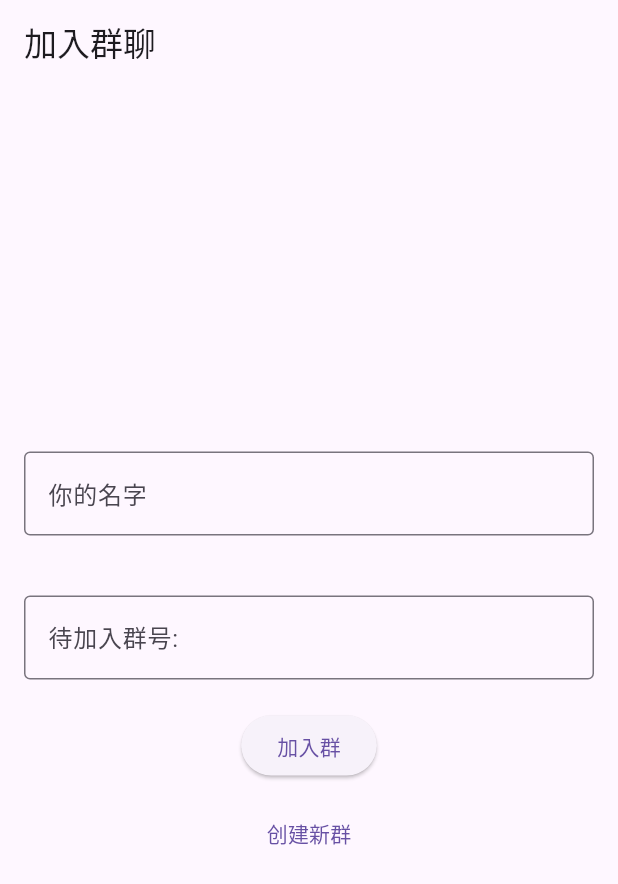
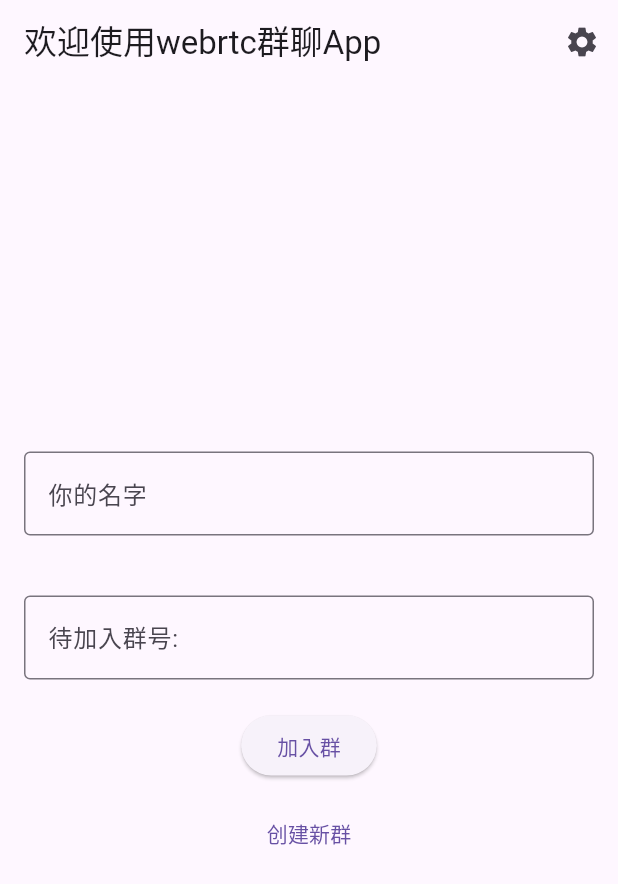
Before and after one commit to einyboycode/flutter_webrtc_group_chat, a Flutter app: the screen it shows after launch, on a phone screen of 412 x 824 dp. Shown: the top 884 px of the screen. Run offline on Flutter 3.47's test engine with Material 3 defaults, Android fonts, the phone set to English and light mode, and no system bars; our stand-ins replace file_picker, shared_preferences; missing offline and left inert: flutter_webrtc.

Commit message:
1.实现websocket配置功能

```diff
--- a/lib/main.dart
+++ b/lib/main.dart
@@ -8,14 +8,14 @@ import 'screens/join_screen.dart';
 import 'screens/setting.dart';
 
 void main() async {
-  final signaling = SignalingProvider();
-  await signaling.loadSavedSettings();
+  //final signaling = SignalingProvider();
+  //await signaling.loadSavedSettings();
 
 
   runApp(
     MultiProvider(
       providers: [
-        ChangeNotifierProvider(create: (_) => signaling),
+        ChangeNotifierProvider(create: (_) => SignalingProvider()),
         ChangeNotifierProvider(create: (_) => RTCProvider()),
       ],
       child: const MyApp(),
--- a/lib/screens/join_screen.dart
+++ b/lib/screens/join_screen.dart
@@ -60,6 +60,7 @@ class _JoinScreenState extends State<JoinScreen> {
   @override
   Widget build(BuildContext context) {
     final signaling = Provider.of<SignalingProvider>(context);
+    signaling.loadSavedSettings();
     //signaling.getRoomList();
     // signaling.getRoomList().then((_) {
     //   _options.clear();
@@ -87,11 +88,15 @@ class _JoinScreenState extends State<JoinScreen> {
 
     return Scaffold(
       appBar: AppBar(
-        title: const Text('加入群聊'),
-        // leading: IconButton(
-        //     icon: Icon(Icons.arrow_back),
-        //     onPressed: () => Navigator.pop(context), // 手动返回
-        // ),
+        title: const Text('欢迎使用webrtc群聊App'),
+        actions: [
+          // 添加设置图标按钮
+          IconButton(
+            icon: const Icon(Icons.settings),
+            tooltip: '服务器设置',
+            onPressed: () => Navigator.pushNamed(context, '/settings'),
+          ),
+        ],
       ),
       body: Padding(
         padding: const EdgeInsets.all(16.0),
```
